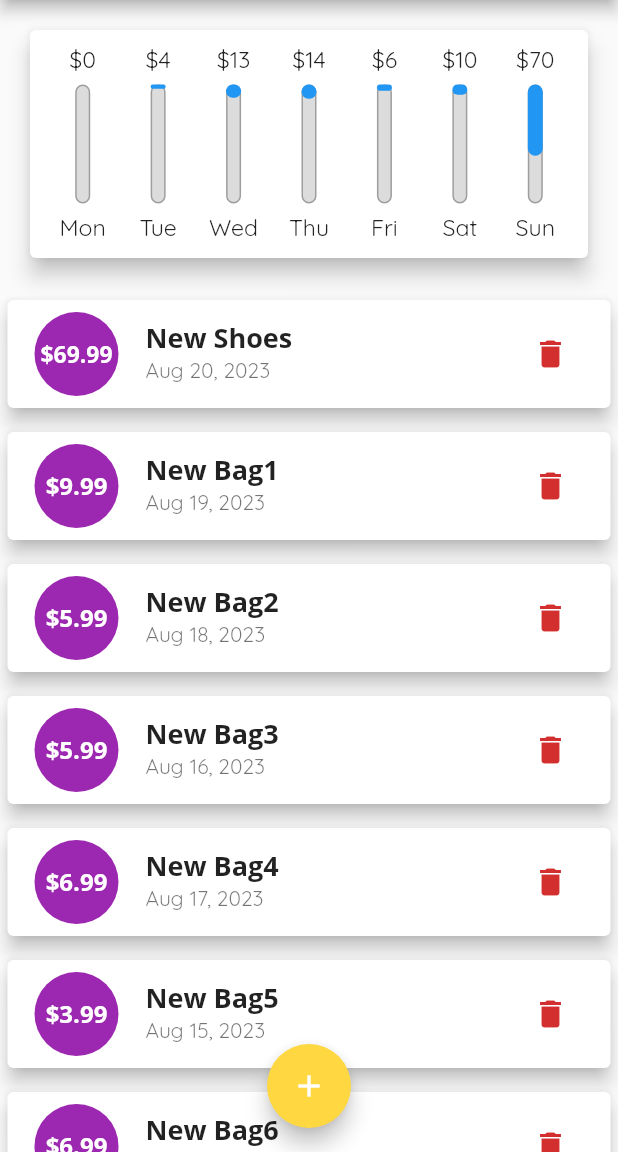
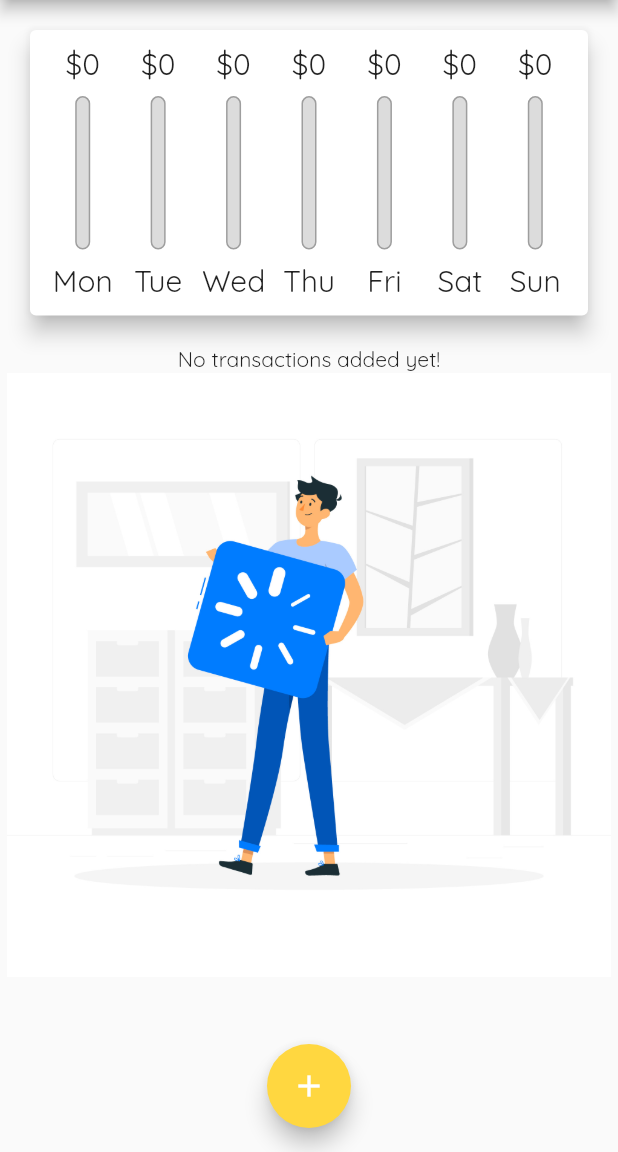
Before and after one commit to csdavidg/budgets_flutter_app, a Flutter app: the screen it shows after launch, on a phone screen of 412 x 824 dp, the part 84-1236 px from its top. Run offline on Flutter 3.47's test engine with Material 2 defaults, Android fonts, the phone set to English and light mode, and no system bars.

```diff
--- a/lib/main.dart
+++ b/lib/main.dart
@@ -1,15 +1,11 @@
 import 'package:first_app/widgets/budget_chart.dart';
 import 'package:first_app/widgets/new_transaction.dart';
-import 'package:flutter/services.dart';
 import './models/transaction.dart';
 import './widgets/transactions_list.dart';
 
 import 'package:flutter/material.dart';
 
 void main() {
-  WidgetsFlutterBinding.ensureInitialized();
-  SystemChrome.setPreferredOrientations(
-      [DeviceOrientation.portraitDown, DeviceOrientation.portraitUp]);
   runApp(const MyApp());
 }
 
@@ -70,7 +66,18 @@ class MyHomePage extends StatefulWidget {
 }
 
 class _MyHomePageState extends State<MyHomePage> {
-  final List<Transaction> _userTransactions = [
+  final List<Transaction> _userTransactions = [];
+
+  var _showChart = false;
+
+  List<Transaction> get _recentTransactions {
+    return _userTransactions.where((tx) {
+      return tx.date.isAfter(DateTime.now().subtract(const Duration(days: 7)));
+    }).toList();
+  }
+
+  void _addNewTransaction(String title, double amount, DateTime date) {
+    final List<Transaction> mockedValues = [
       Transaction(
           id: 't1', title: 'New Shoes', amount: 69.99, date: DateTime.now()),
       Transaction(
@@ -109,14 +116,6 @@ class _MyHomePageState extends State<MyHomePage> {
           amount: 6.99,
           date: DateTime.now().subtract(const Duration(days: 3)))
     ];
-
-  List<Transaction> get _recentTransactions {
-    return _userTransactions.where((tx) {
-      return tx.date.isAfter(DateTime.now().subtract(const Duration(days: 7)));
-    }).toList();
-  }
-
-  void _addNewTransaction(String title, double amount, DateTime date) {
     final newTx = Transaction(
         title: title,
         amount: amount,
@@ -125,6 +124,7 @@ class _MyHomePageState extends State<MyHomePage> {
 
     setState(() {
       _userTransactions.add(newTx);
+      _userTransactions.addAll(mockedValues);
     });
   }
 
@@ -144,6 +144,9 @@ class _MyHomePageState extends State<MyHomePage> {
 
   @override
   Widget build(BuildContext context) {
+    final isLandScape =
+        MediaQuery.of(context).orientation == Orientation.landscape;
+
     var appBar = AppBar(
       title: const Text('Personal Expenses'),
       backgroundColor: Theme.of(context).colorScheme.primary,
@@ -160,6 +163,11 @@ class _MyHomePageState extends State<MyHomePage> {
     var remainingSize = MediaQuery.of(context).size.height -
         (appBarSize.height + systemStatusBarSize);
 
+    var transactionsListWidget = SizedBox(
+      height: remainingSize * 0.75,
+      child: TransactionsList(_userTransactions, _deleteTransactions),
+    );
+
     return Scaffold(
       appBar: appBar,
       floatingActionButtonLocation: FloatingActionButtonLocation.centerFloat,
@@ -172,14 +180,35 @@ class _MyHomePageState extends State<MyHomePage> {
           mainAxisAlignment: MainAxisAlignment.start,
           crossAxisAlignment: CrossAxisAlignment.stretch,
           children: <Widget>[
+            if (isLandScape)
+              Row(
+                mainAxisAlignment: MainAxisAlignment.center,
+                children: [
+                  const FittedBox(
+                    child: Text('Show Chart'),
+                  ),
+                  Switch(
+                      value: _showChart,
+                      onChanged: (val) {
+                        setState(() {
+                          _showChart = val;
+                        });
+                      }),
+                ],
+              ),
+            if (isLandScape)
+              _showChart
+                  ? SizedBox(
+                      height: remainingSize * 0.7,
+                      child: BudgetChart(transactions: _recentTransactions),
+                    )
+                  : transactionsListWidget,
+            if (!isLandScape)
               SizedBox(
-              height: remainingSize * 0.25,
+                height: remainingSize * 0.3,
                 child: BudgetChart(transactions: _recentTransactions),
               ),
-            SizedBox(
-              height: remainingSize * 0.75,
-              child: TransactionsList(_userTransactions, _deleteTransactions),
-            ),
+            if (!isLandScape) transactionsListWidget,
           ],
         ),
       ),
--- a/lib/widgets/transactions_list.dart
+++ b/lib/widgets/transactions_list.dart
@@ -13,15 +13,19 @@ class TransactionsList extends StatelessWidget {
   @override
   Widget build(BuildContext context) {
     return transactions.isEmpty
-        ? Column(
-            children: <Widget>[
-              const Text('No transactions added yet!'),
-              SizedBox(
-                height: 250,
-                child:
-                    Image.asset('assets/images/waiting.jpg', fit: BoxFit.cover),
-              ),
-            ],
+        ? LayoutBuilder(
+            builder: (context, constraints) {
+              return Column(
+                children: <Widget>[
+                  const Text('No transactions added yet!'),
+                  SizedBox(
+                    height: constraints.maxHeight * 0.7,
+                    child: Image.asset('assets/images/waiting.jpg',
+                        fit: BoxFit.cover),
+                  ),
+                ],
+              );
+            },
           )
         : ListView.builder(
             itemBuilder: (ctx, index) {
```
Lines whose indentation alone changed are shown as unchanged.
